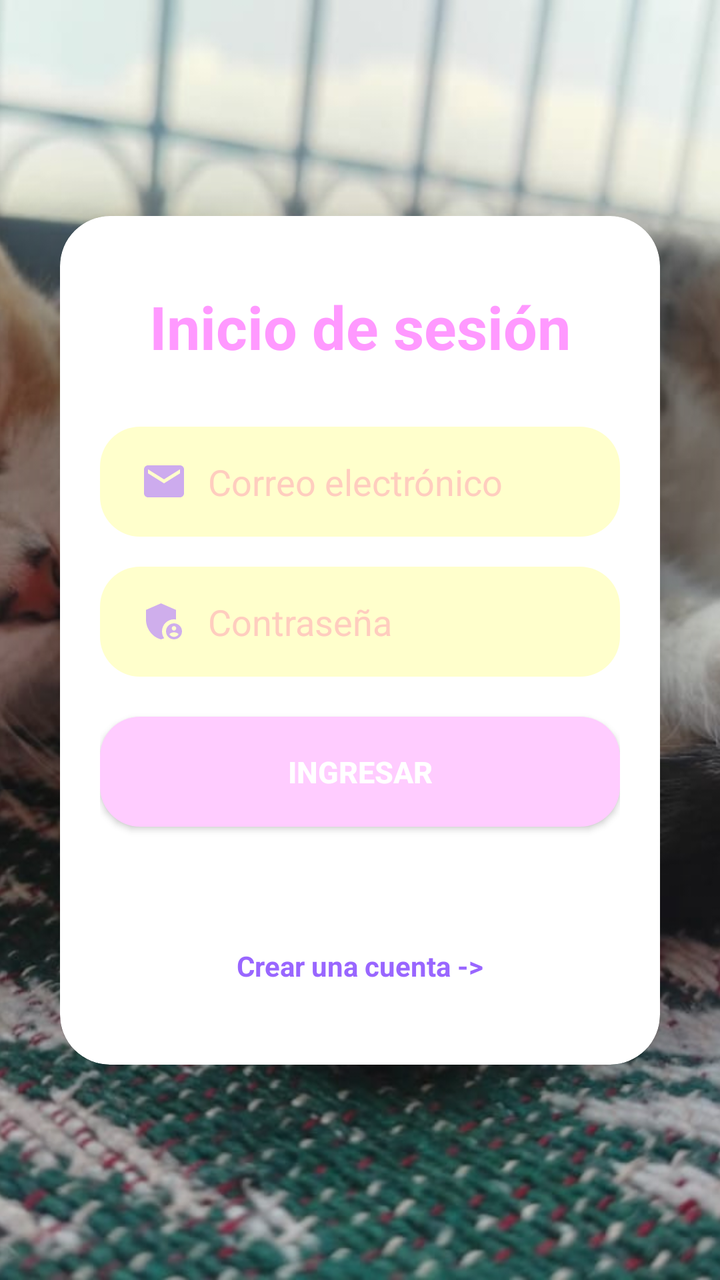
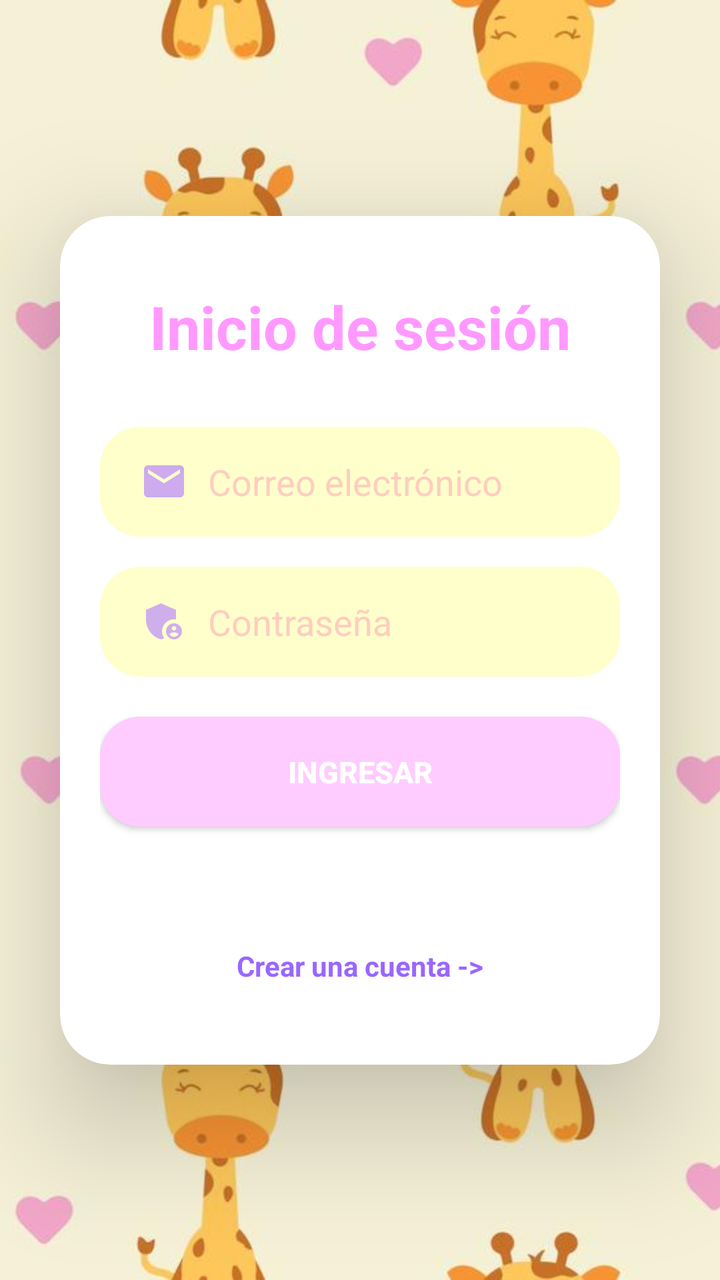

Compare the two renders of this Android layout. The source of the first and the diff that turns it into the second are given below.
<!-- AndroidManifest.xml: application theme Theme.Musica -->
<!-- res/layout/activity_main.xml -->
<?xml version="1.0" encoding="utf-8"?>
<androidx.constraintlayout.widget.ConstraintLayout xmlns:android="http://schemas.android.com/apk/res/android"
    xmlns:app="http://schemas.android.com/apk/res-auto"
    xmlns:tools="http://schemas.android.com/tools"
    android:id="@+id/main"
    android:layout_width="match_parent"
    android:layout_height="match_parent"
     android:background="@color/white"
    tools:context=".MainActivity">

    <ImageView
        android:id="@+id/imgfonfondo"
        android:layout_width="0dp"
        android:layout_height="0dp"
        android:src="@drawable/fondo_imagen"
        android:scaleType="centerCrop"
        app:layout_constraintBottom_toBottomOf="parent"
        app:layout_constraintEnd_toEndOf="parent"
        app:layout_constraintStart_toStartOf="parent"
        app:layout_constraintTop_toTopOf="parent" />


    <androidx.cardview.widget.CardView
        android:id="@+id/contenedor"
        android:layout_width="0dp"
        android:layout_height="wrap_content"
        app:layout_constraintBottom_toBottomOf="parent"
        app:layout_constraintEnd_toEndOf="parent"
        app:layout_constraintStart_toStartOf="parent"
        app:layout_constraintTop_toTopOf="parent"
        android:layout_margin="30dp"
        app:cardElevation="35dp"
        app:cardCornerRadius="25dp"
        android:backgroundTint="@color/white">

    <LinearLayout
        android:layout_width="match_parent"
        android:layout_height="wrap_content"
        android:gravity="center"
        android:orientation="vertical"
        android:padding="20dp"
        tools:layout_editor_absoluteX="0dp"
        tools:layout_editor_absoluteY="345dp">


    <TextView
        android:id="@+id/tvtitulo"
        android:layout_width="wrap_content"
        android:layout_height="wrap_content"
        android:text="Inicio de sesión"
        android:textColor="#FF99FF"
        android:textSize="30dp"
        android:textStyle="bold"
        android:layout_marginTop="15dp"
        android:layout_marginBottom="30dp"/>

    <EditText
        android:id="@+id/etcorreo"
        android:layout_width="match_parent"
        android:layout_height="55dp"
        android:background="@drawable/bg_input"
        android:hint="Correo electrónico"
        android:paddingStart="20dp"
        android:paddingEnd="15dp"
        android:textColor="#333333"
        android:textColorHint="#FFCDBF"
        android:inputType="textEmailAddress"
        android:drawablePadding="10dp"
        android:drawableStart="@drawable/baseline_email_24"/>

        <EditText
            android:id="@+id/etpassword"
            android:layout_width="match_parent"
            android:layout_height="55dp"
            android:background="@drawable/bg_input"
            android:hint="Contraseña"
            android:paddingStart="20dp"
            android:paddingEnd="15dp"
            android:textColor="#333333"
            android:textColorHint="#FFCDBF"
            android:inputType="textPassword"
            android:drawablePadding="10dp"
            android:layout_marginTop="15dp"
            android:drawableStart="@drawable/baseline_admin_panel_settings_24"/>

       <androidx.appcompat.widget.AppCompatButton
           android:id="@+id/btningresar"
           android:layout_width="match_parent"
           android:layout_height="55dp"
           android:background="@drawable/bg_buttom"
           android:layout_marginTop="20dp"
           android:text="INGRESAR"
           android:textColor="#FFFFFF"
           android:textStyle="bold"
           android:textSize="15sp"/>

       <TextView
           android:id="@+id/tvcrearcuenta"
           android:layout_width="wrap_content"
           android:layout_height="wrap_content"
           android:text="Crear una cuenta ->"
           android:layout_marginTop="60dp"
           android:layout_marginBottom="20dp"
           android:textStyle="bold"
           android:textColor="#9966FF"/>


    </LinearLayout>

    </androidx.cardview.widget.CardView>

</androidx.constraintlayout.widget.ConstraintLayout>
<!-- resources referenced by this layout -->
<resources>
  <color name="white">#FFFFFFFF</color>
  <!-- drawable baseline_admin_panel_settings_24 (drawable) -->
  <vector xmlns:android="http://schemas.android.com/apk/res/android" android:alpha="0.96" android:height="24dp" android:tint="#CDABEE" android:viewportHeight="24" android:viewportWidth="24" android:width="24dp">
        
      <path android:fillColor="@android:color/white" android:pathData="M17,11c0.34,0 0.67,0.04 1,0.09V6.27L10.5,3L3,6.27v4.91c0,4.54 3.2,8.79 7.5,9.82c0.55,-0.13 1.08,-0.32 1.6,-0.55C11.41,19.47 11,18.28 11,17C11,13.69 13.69,11 17,11z"/>
        
      <path android:fillColor="@android:color/white" android:pathData="M17,13c-2.21,0 -4,1.79 -4,4c0,2.21 1.79,4 4,4s4,-1.79 4,-4C21,14.79 19.21,13 17,13zM17,14.38c0.62,0 1.12,0.51 1.12,1.12s-0.51,1.12 -1.12,1.12s-1.12,-0.51 -1.12,-1.12S16.38,14.38 17,14.38zM17,19.75c-0.93,0 -1.74,-0.46 -2.24,-1.17c0.05,-0.72 1.51,-1.08 2.24,-1.08s2.19,0.36 2.24,1.08C18.74,19.29 17.93,19.75 17,19.75z"/>
      
  </vector>
  <!-- drawable baseline_email_24 (drawable) -->
  <vector xmlns:android="http://schemas.android.com/apk/res/android" android:height="24dp" android:tint="#CDABEE" android:viewportHeight="24" android:viewportWidth="24" android:width="24dp">
        
      <path android:fillColor="@android:color/white" android:pathData="M20,4L4,4c-1.1,0 -1.99,0.9 -1.99,2L2,18c0,1.1 0.9,2 2,2h16c1.1,0 2,-0.9 2,-2L22,6c0,-1.1 -0.9,-2 -2,-2zM20,8l-8,5 -8,-5L4,6l8,5 8,-5v2z"/>
      
  </vector>
  <!-- drawable bg_buttom (drawable) -->
  <?xml version="1.0" encoding="utf-8"?>
  <shape xmlns:android="http://schemas.android.com/apk/res/android">
  
      <solid android:color="#FFCCFF"/>
  
      <corners android:radius="20dp"/>
  
  </shape>
  <!-- drawable bg_input (drawable) -->
  <?xml version="1.0" encoding="utf-8"?>
  <shape xmlns:android="http://schemas.android.com/apk/res/android">
  
      <solid android:color="#FFFFCC"/>
  
      <corners android:radius="20dp" />
  
  </shape>
  <!-- drawable fondo_imagen: jpeg bitmap (drawable, 117514 bytes) -->
  <style name="Theme.Musica" parent="Base.Theme.Musica" />
  <style name="Base.Theme.Musica" parent="Theme.Material3.DayNight.NoActionBar">
          
          
      </style>
</resources>

<!-- the commit's change to res/layout/activity_main.xml (unified diff, before → after) -->
@@ -12,7 +12,7 @@
         android:id="@+id/imgfonfondo"
         android:layout_width="0dp"
         android:layout_height="0dp"
-        android:src="@drawable/fondo_imagen"
+        android:src="@drawable/jif"
         android:scaleType="centerCrop"
         app:layout_constraintBottom_toBottomOf="parent"
         app:layout_constraintEnd_toEndOf="parent"
<!-- resource entries referenced after the edit -->
@@ -33,7 +33,7 @@
       <corners android:radius="20dp" />
   
   </shape>
-  <!-- drawable fondo_imagen: jpeg bitmap (drawable, 117514 bytes) -->
+  <!-- drawable jif: jpg bitmap (drawable, 57341 bytes) -->
   <style name="Theme.Musica" parent="Base.Theme.Musica" />
   <style name="Base.Theme.Musica" parent="Theme.Material3.DayNight.NoActionBar">
           
